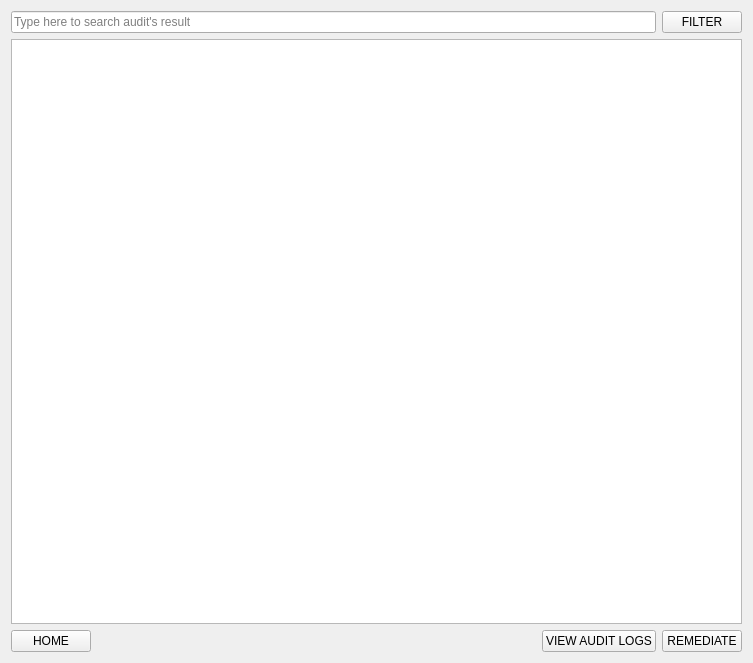
Old version of the form audit_result_page.ui in the repository h4636oh/EasyAudit_QT.
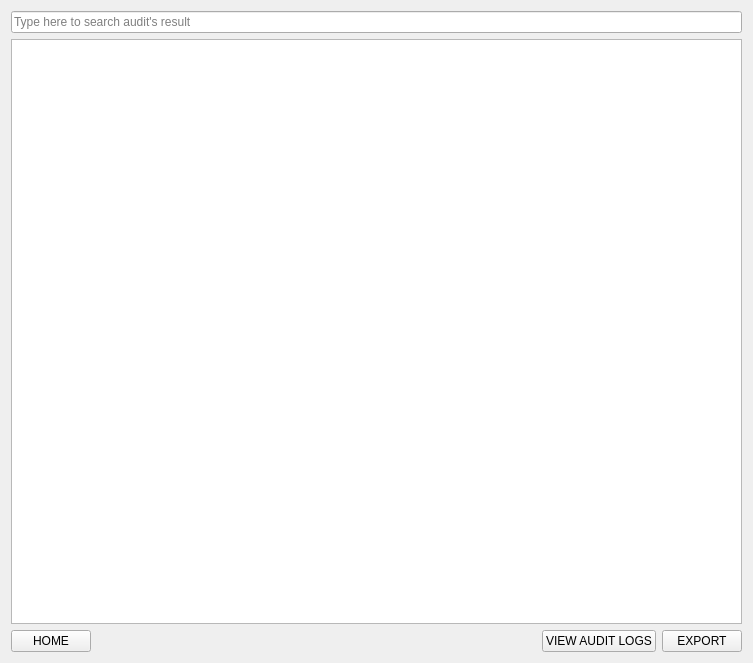
New version of the form. Icons and pictures are not drawn.

Commit message: removed filter button and remediate button

The edit to the form file:
```diff
--- a/audit_result_page.ui
+++ b/audit_result_page.ui
@@ -53,16 +53,6 @@
        </property>
       </widget>
      </item>
-     <item>
-      <widget class="QPushButton" name="filter_btn">
-       <property name="text">
-        <string>FILTER</string>
-       </property>
-       <property name="icon">
-        <iconset theme="QIcon::ThemeIcon::ImageLoading"/>
-       </property>
-      </widget>
-     </item>
     </layout>
    </item>
    <item>
@@ -112,7 +102,7 @@
      <item>
       <widget class="QPushButton" name="remediate_btn">
        <property name="text">
-        <string>REMEDIATE</string>
+        <string>EXPORT</string>
        </property>
       </widget>
      </item>
```
Left out of the diff: 2 changed lines with no effect on the pictures. The commit also changes 3 other files.
